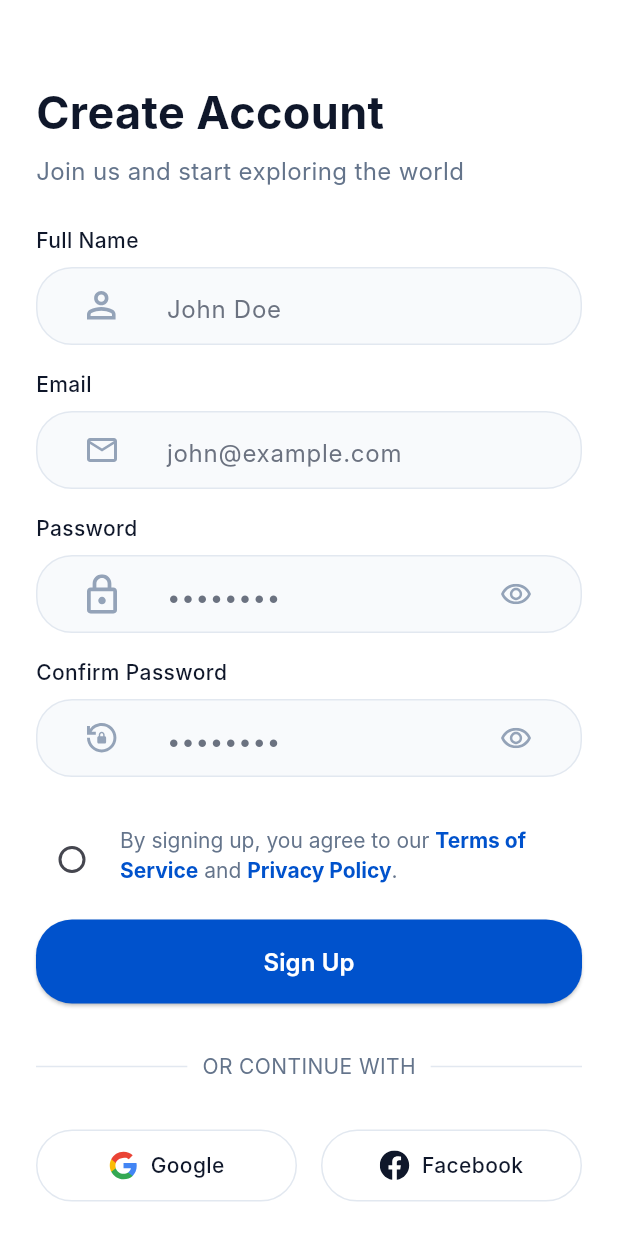
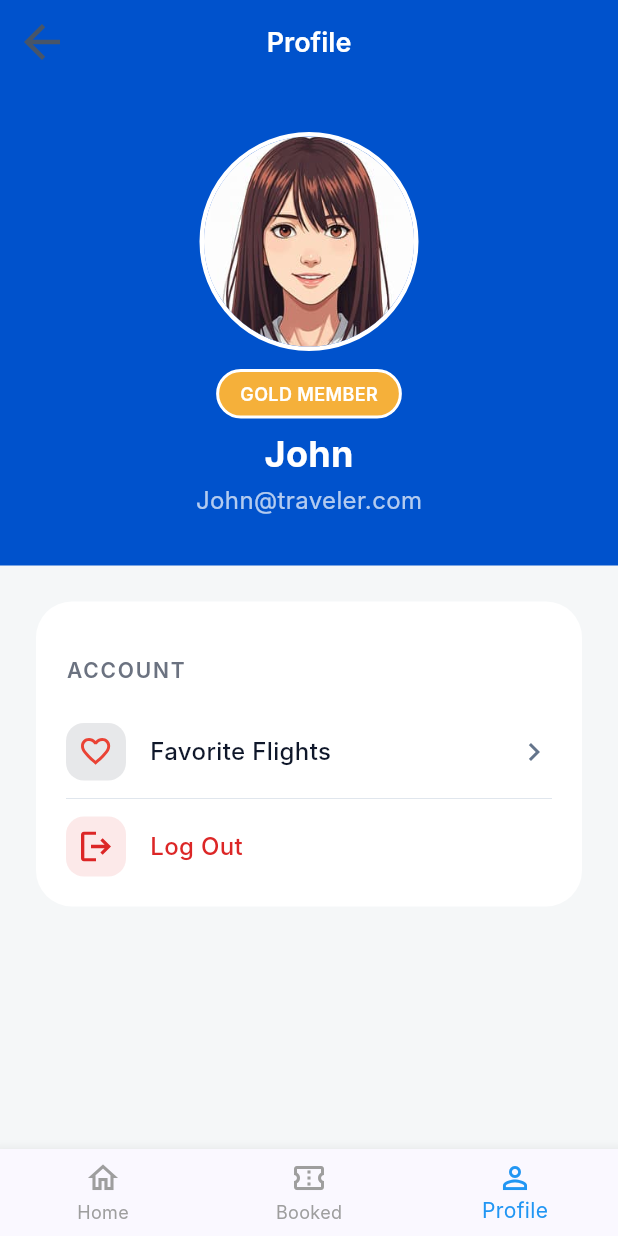
Before and after one commit to SaraYasser28/flights_app, a Flutter app: the SignUpScreen screen opened by its route, after a tap on "Sign Up", on a phone screen of 412 x 824 dp. Run offline on Flutter 3.47's test engine with Material 3 defaults, Android fonts, the phone set to English and light mode, and no system bars; our stand-ins replace flutter_svg; Roboto replaces fonts that are missing (Inter).

Commit message:
adding profile screen, custom appbar and buttom navbar

```diff
--- a/lib/core/constants/app_icons.dart
+++ b/lib/core/constants/app_icons.dart
@@ -1,4 +1,8 @@
 // ignore_for_file: prefer_single_quotes
+
+import 'package:flutter/material.dart';
+
+import '../theme/app_colors.dart';
 
 class AppIcons {
   AppIcons._();
@@ -17,7 +21,6 @@ class AppIcons {
   static const String france = "${_basePath}france.svg";
   static const String google = "${_basePath}google.svg";
   static const String home = "${_basePath}home.svg";
-  static const String icon = "${_basePath}icon.svg";
   static const String landing = "${_basePath}landing.svg";
   static const String legroom = "${_basePath}legroom.svg";
   static const String lock = "${_basePath}lock.svg";
@@ -28,4 +31,9 @@ class AppIcons {
   static const String usb = "${_basePath}usb.svg";
   static const String video = "${_basePath}video.svg";
   static const String wifi = "${_basePath}wifi.svg";
+  static const String backIcon = "${_basePath}back.svg";
+  static const Icon chevronRight = Icon(
+    Icons.chevron_right,
+    color: AppColors.checkBoxBorder,
+  );
 }
--- a/lib/core/routing/app_router.dart
+++ b/lib/core/routing/app_router.dart
@@ -1,6 +1,7 @@
 import 'package:flutter/material.dart';
 import '../../features/authentication/presentation/screens/sign_in_screen.dart';
 import '../../features/authentication/presentation/screens/sign_up_screen.dart';
+import '../../features/profile/presentation/screens/profile_screen.dart';
 import 'app_routes.dart';
 
 class AppRouter {
@@ -14,6 +15,9 @@ class AppRouter {
       case AppRoutes.signUp:
         return MaterialPageRoute(builder: (_) => const SignUpScreen());
 
+      case AppRoutes.profile:
+        return MaterialPageRoute(builder: (_) => const ProfileScreen());
+
       default:
         return MaterialPageRoute(
           builder: (_) =>
--- a/lib/core/routing/app_routes.dart
+++ b/lib/core/routing/app_routes.dart
@@ -3,4 +3,5 @@ class AppRoutes {
 
   static const String signIn = '/sign-in';
   static const String signUp = '/sign-up';
+  static const String profile = '/profile';
 }
--- a/lib/core/theme/app_colors.dart
+++ b/lib/core/theme/app_colors.dart
@@ -13,6 +13,7 @@ class AppColors {
   // Semantic
   static const Color red = Color(0xFFDC2626);
   static const Color green = Color(0xFF10B981);
+  static const Color orange = Color(0xFFF5B03A);
 
   // Text Colors
   static const Color textPrimary = Color(0xFF0F172A);
@@ -21,4 +22,7 @@ class AppColors {
   static const Color inputBackground = Color(0xFFF8FAFC);
   static const Color inputBorder = Color(0xFFE2E8F0);
   static const Color checkBoxBorder = Color(0xFFCBD5E1);
+
+  // icon Color
+  static const Color backIcon = Color(0xFF475569);
 }
--- a/lib/core/theme/app_text_style.dart
+++ b/lib/core/theme/app_text_style.dart
@@ -7,9 +7,9 @@ class AppTextStyles {
   static const String fontFamily = 'Inter';
 
   // =========================
-  // AUTH TITLE
+  // TITLE
   // =========================
-  static TextStyle get authTitle => const TextStyle(
+  static TextStyle get title => const TextStyle(
     fontFamily: fontFamily,
     fontWeight: FontWeight.w700,
     fontSize: 30,
@@ -17,18 +17,14 @@ class AppTextStyles {
     color: AppColors.textPrimary,
   );
 
-  static TextStyle authTitleWith({
-    Color? color,
-    double? size,
-    FontWeight? weight,
-  }) {
-    return authTitle.copyWith(color: color, fontSize: size, fontWeight: weight);
+  static TextStyle titleWith({Color? color, double? size, FontWeight? weight}) {
+    return title.copyWith(color: color, fontSize: size, fontWeight: weight);
   }
 
   // =========================
-  // AUTH SUBTITLE
+  // SUBTITLE
   // =========================
-  static TextStyle get authSubtitle => const TextStyle(
+  static TextStyle get subtitle => const TextStyle(
     fontFamily: fontFamily,
     fontWeight: FontWeight.w400,
     fontSize: 16,
--- /dev/null
+++ b/lib/core/widgets/custom_app_bar.dart
@@ -0,0 +1,53 @@
+import 'package:flights_app/core/constants/app_icons.dart';
+import 'package:flights_app/core/theme/app_text_style.dart';
+import 'package:flutter/material.dart';
+import 'package:flutter_svg/svg.dart';
+
+import '../theme/app_colors.dart';
+
+class CustomAppBar extends StatelessWidget implements PreferredSizeWidget {
+  final Color backgroundColor;
+  final String? title;
+  final bool centerTitle;
+  final bool showBackButton;
+  final VoidCallback? onBack;
+  final Color iconColor;
+
+  const CustomAppBar({
+    super.key,
+    required this.backgroundColor,
+    this.title,
+    this.centerTitle = true,
+    this.showBackButton = true,
+    this.onBack,
+    this.iconColor = AppColors.backIcon,
+  });
+
+  @override
+  Widget build(BuildContext context) {
+    return AppBar(
+      backgroundColor: backgroundColor,
+      elevation: 0,
+      centerTitle: centerTitle,
+      leading: showBackButton
+          ? IconButton(
+              icon: SvgPicture.asset(AppIcons.backIcon, width: 24),
+              onPressed: onBack ?? () => Navigator.pop(context),
+            )
+          : null,
+      title: title != null
+          ? Text(
+              title!,
+              style: AppTextStyles.titleWith(
+                color: iconColor,
+                size: 18,
+                weight: FontWeight.w600,
+              ),
+            )
+          : null,
+    );
+  }
+
+  @override
+  Size get preferredSize => const Size.fromHeight(kToolbarHeight);
+}
--- /dev/null
+++ b/lib/core/widgets/custom_bottom_nav_bar.dart
@@ -0,0 +1,34 @@
+import 'package:flutter/material.dart';
+
+class CustomBottomNavBar extends StatelessWidget {
+  final int currentIndex;
+  final Function(int) onTap;
+
+  const CustomBottomNavBar({
+    super.key,
+    required this.currentIndex,
+    required this.onTap,
+  });
+
+  @override
+  Widget build(BuildContext context) {
+    return BottomNavigationBar(
+      currentIndex: currentIndex,
+      onTap: onTap,
+      selectedItemColor: Colors.blue,
+      unselectedItemColor: Colors.grey,
+      showUnselectedLabels: true,
+      items: const [
+        BottomNavigationBarItem(icon: Icon(Icons.home_outlined), label: "Home"),
+        BottomNavigationBarItem(
+          icon: Icon(Icons.confirmation_number_outlined),
+          label: "Booked",
+        ),
+        BottomNavigationBarItem(
+          icon: Icon(Icons.person_outline),
+          label: "Profile",
+        ),
+      ],
+    );
+  }
+}
--- a/lib/features/authentication/presentation/screens/sign_in_screen.dart
+++ b/lib/features/authentication/presentation/screens/sign_in_screen.dart
@@ -37,7 +37,7 @@ class SignInScreen extends StatelessWidget {
                   const SizedBox(width: 12),
                   Text(
                     "Skiee",
-                    style: AppTextStyles.authTitle.copyWith(
+                    style: AppTextStyles.title.copyWith(
                       fontSize: 20,
                       color: AppColors.primary,
                     ),
@@ -45,11 +45,11 @@ class SignInScreen extends StatelessWidget {
                 ],
               ),
               const SizedBox(height: 52),
-              Text("Welcome Back", style: AppTextStyles.authTitle),
+              Text("Welcome Back", style: AppTextStyles.title),
               const SizedBox(height: 8),
               Text(
                 "Sign in to continue booking your next adventure",
-                style: AppTextStyles.authSubtitle,
+                style: AppTextStyles.subtitle,
               ),
               const SizedBox(height: 32),
               InputTextField(
@@ -66,7 +66,12 @@ class SignInScreen extends StatelessWidget {
                 suffix: SvgPicture.asset(AppIcons.obscure, width: 20),
               ),
               const SizedBox(height: 34),
-              PrimaryButton(text: "Sign In", onTap: () {}),
+              PrimaryButton(
+                text: "Sign In",
+                onTap: () {
+                  Navigator.pushNamed(context, AppRoutes.profile);
+                },
+              ),
               const SizedBox(height: 28),
               const OrDivider(),
               const SizedBox(height: 32),
--- a/lib/features/authentication/presentation/screens/sign_up_screen.dart
+++ b/lib/features/authentication/presentation/screens/sign_up_screen.dart
@@ -4,10 +4,10 @@ import '../../../../core/constants/app_icons.dart';
 import '../../../../core/routing/app_routes.dart';
 import '../../../../core/theme/app_colors.dart';
 import '../../../../core/theme/app_text_style.dart';
+import '../../../../core/widgets/custom_app_bar.dart';
 import '../../../../core/widgets/input_text_field.dart';
 import '../../../../core/widgets/primary_button.dart';
 import 'package:flutter_svg/flutter_svg.dart';
-
 import '../widgets/or_divider.dart';
 import '../widgets/social_button.dart';
 
@@ -18,18 +18,22 @@ class SignUpScreen extends StatelessWidget {
   Widget build(BuildContext context) {
     return Scaffold(
       backgroundColor: AppColors.white,
+      appBar: CustomAppBar(
+        backgroundColor: AppColors.white,
+        showBackButton: true,
+      ),
       body: SafeArea(
         child: SingleChildScrollView(
           padding: const EdgeInsets.all(24),
           child: Column(
             crossAxisAlignment: CrossAxisAlignment.start,
             children: [
-              const SizedBox(height: 32),
-              Text("Create Account", style: AppTextStyles.authTitle),
+              const SizedBox(height: 8),
+              Text("Create Account", style: AppTextStyles.title),
               const SizedBox(height: 8),
               Text(
                 "Join us and start exploring the world",
-                style: AppTextStyles.authSubtitle,
+                style: AppTextStyles.subtitle,
               ),
               const SizedBox(height: 24),
               InputTextField(
@@ -101,7 +105,12 @@ class SignUpScreen extends StatelessWidget {
 
               const SizedBox(height: 16),
 
-              PrimaryButton(text: "Sign Up", onTap: () {}),
+              PrimaryButton(
+                text: "Sign Up",
+                onTap: () {
+                  Navigator.pushNamed(context, AppRoutes.profile);
+                },
+              ),
               const SizedBox(height: 32),
               const OrDivider(),
               const SizedBox(height: 32),
--- /dev/null
+++ b/lib/features/profile/presentation/screens/profile_screen.dart
@@ -0,0 +1,32 @@
+import 'package:flutter/material.dart';
+import '../../../../core/theme/app_colors.dart';
+import '../../../../core/widgets/custom_app_bar.dart';
+import '../../../../core/widgets/custom_bottom_nav_bar.dart';
+import '../widgets/account_card.dart';
+import '../widgets/profile_header.dart';
+
+class ProfileScreen extends StatelessWidget {
+  const ProfileScreen({super.key});
+
+  @override
+  Widget build(BuildContext context) {
+    return Scaffold(
+      backgroundColor: AppColors.lightGreyBackground,
+
+      appBar: const CustomAppBar(
+        backgroundColor: AppColors.primary,
+        title: "Profile",
+        iconColor: AppColors.white,
+      ),
+
+      bottomNavigationBar: CustomBottomNavBar(
+        currentIndex: 2,
+        onTap: (index) {},
+      ),
+
+      body: Column(
+        children: [ProfileHeader(), const SizedBox(height: 24), AccountCard()],
+      ),
+    );
+  }
+}
--- /dev/null
+++ b/lib/features/profile/presentation/widgets/account_card.dart
@@ -0,0 +1,64 @@
+import 'package:flutter/material.dart';
+
+import '../../../../core/constants/app_icons.dart';
+import '../../../../core/theme/app_colors.dart';
+import '../../../../core/theme/app_text_style.dart';
+import 'profile_tile.dart';
+
+class AccountCard extends StatelessWidget {
+  const AccountCard({super.key});
+
+  @override
+  Widget build(BuildContext context) {
+    return Padding(
+      padding: const EdgeInsets.symmetric(horizontal: 24),
+      child: Container(
+        decoration: BoxDecoration(
+          color: AppColors.white,
+          borderRadius: BorderRadius.circular(24),
+        ),
+        padding: const EdgeInsets.all(20),
+        child: Column(
+          crossAxisAlignment: CrossAxisAlignment.start,
+          children: [
+            const SizedBox(height: 16),
+            Text(
+              "ACCOUNT",
+              style: AppTextStyles.body.copyWith(
+                color: AppColors.textMuted,
+                fontWeight: FontWeight.w600,
+                letterSpacing: 1.2,
+              ),
+            ),
+
+            const SizedBox(height: 25),
+
+            /// Favorite Flights
+            ProfileTile(
+              icon: AppIcons.favourite,
+              text: "Favorite Flights",
+              color: AppColors.textPrimary,
+              showArrow: true,
+              onTap: () {},
+            ),
+
+            const Divider(
+              height: 24,
+              color: AppColors.checkBoxBorder,
+              thickness: 0.4,
+            ),
+
+            /// Logout
+            ProfileTile(
+              icon: AppIcons.logout,
+              text: "Log Out",
+              color: AppColors.red,
+              showArrow: false,
+              onTap: () {},
+            ),
+          ],
+        ),
+      ),
+    );
+  }
+}
--- /dev/null
+++ b/lib/features/profile/presentation/widgets/profile_header.dart
@@ -0,0 +1,75 @@
+import 'package:flutter/material.dart';
+
+import '../../../../core/constants/app_images.dart';
+import '../../../../core/theme/app_colors.dart';
+import '../../../../core/theme/app_text_style.dart';
+
+class ProfileHeader extends StatelessWidget {
+  const ProfileHeader({super.key});
+
+  @override
+  Widget build(BuildContext context) {
+    return Container(
+      width: double.infinity,
+      color: AppColors.primary,
+      padding: const EdgeInsets.only(bottom: 32),
+      child: Column(
+        children: [
+          const SizedBox(height: 32),
+
+          /// Profile Image
+          Container(
+            decoration: BoxDecoration(
+              shape: BoxShape.circle,
+              border: Border.all(color: AppColors.white, width: 3),
+            ),
+            child: CircleAvatar(
+              radius: 70,
+              backgroundImage: AssetImage(AppImages.profilePhoto),
+            ),
+          ),
+
+          const SizedBox(height: 12),
+
+          /// Gold Member
+          Container(
+            padding: const EdgeInsets.symmetric(horizontal: 14, vertical: 6),
+            decoration: BoxDecoration(
+              color: AppColors.orange,
+              borderRadius: BorderRadius.circular(20),
+              border: Border.all(color: AppColors.white, width: 2),
+            ),
+            child: const Text(
+              "GOLD MEMBER",
+              style: TextStyle(
+                color: Colors.white,
+                fontSize: 12,
+                fontWeight: FontWeight.w600,
+              ),
+            ),
+          ),
+
+          const SizedBox(height: 8),
+
+          /// Name
+          Text(
+            "John",
+            style: AppTextStyles.titleWith(
+              color: Colors.white,
+              size: 24,
+              weight: FontWeight.w700,
+            ),
+          ),
+
+          const SizedBox(height: 4),
+
+          /// Email
+          Text(
+            "John@traveler.com",
+            style: AppTextStyles.subtitle.copyWith(color: Colors.white70),
+          ),
+        ],
+      ),
+    );
+  }
+}
--- /dev/null
+++ b/lib/features/profile/presentation/widgets/profile_tile.dart
@@ -0,0 +1,53 @@
+import 'package:flutter/material.dart';
+import 'package:flutter_svg/flutter_svg.dart';
+import '../../../../core/theme/app_colors.dart';
+import '../../../../core/theme/app_text_style.dart';
+
+class ProfileTile extends StatelessWidget {
+  const ProfileTile({
+    super.key,
+    required this.icon,
+    required this.text,
+    required this.color,
+    required this.showArrow,
+    required this.onTap,
+  });
+
+  final String icon;
+  final String text;
+  final Color color;
+  final bool showArrow;
+  final VoidCallback onTap;
+
+  @override
+  Widget build(BuildContext context) {
+    return Row(
+      children: [
+        Container(
+          padding: const EdgeInsets.all(10),
+          decoration: BoxDecoration(
+            color: color.withValues(alpha: 0.1),
+            borderRadius: BorderRadius.circular(12),
+          ),
+          child: SvgPicture.asset(icon, width: 20),
+        ),
+
+        const SizedBox(width: 16),
+
+        Expanded(
+          child: Text(
+            text,
+            style: AppTextStyles.body.copyWith(
+              fontSize: 16,
+              fontWeight: FontWeight.w500,
+              color: color,
+            ),
+          ),
+        ),
+
+        if (showArrow)
+          const Icon(Icons.chevron_right, color: AppColors.textSecondary),
+      ],
+    );
+  }
+}
```
Also changed, not shown: assets/icons/back.svg (added).
